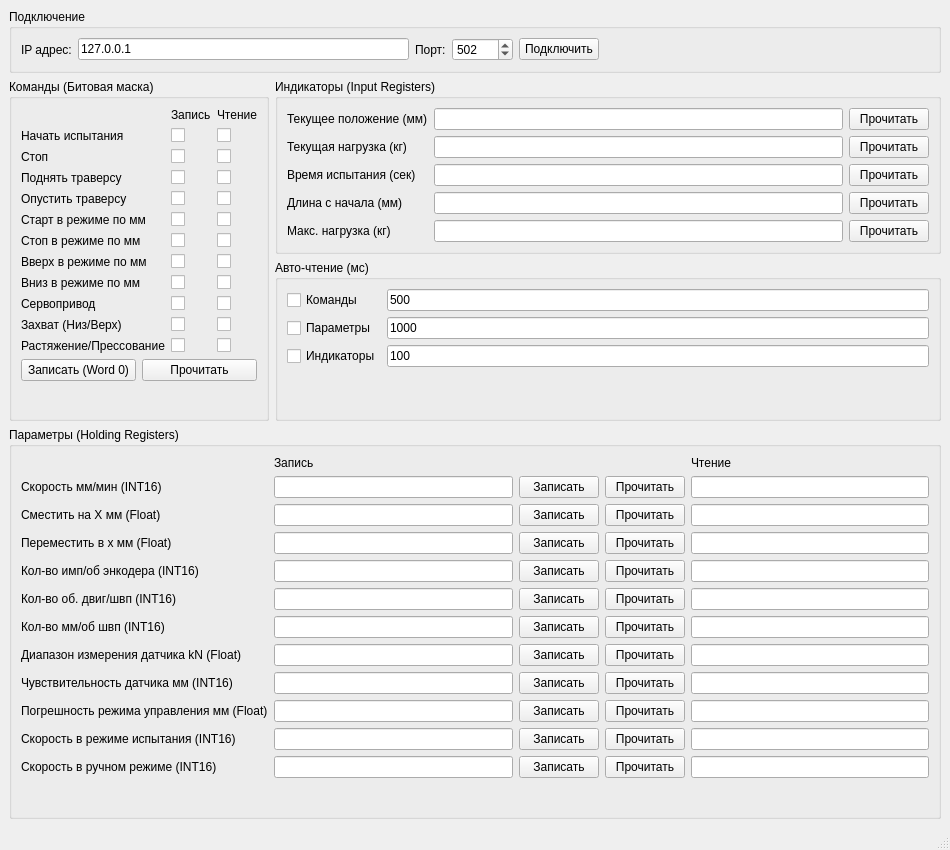
Qt form EvoCmdApp/MainWindow.ui (picosaur/evotest) before a commit.
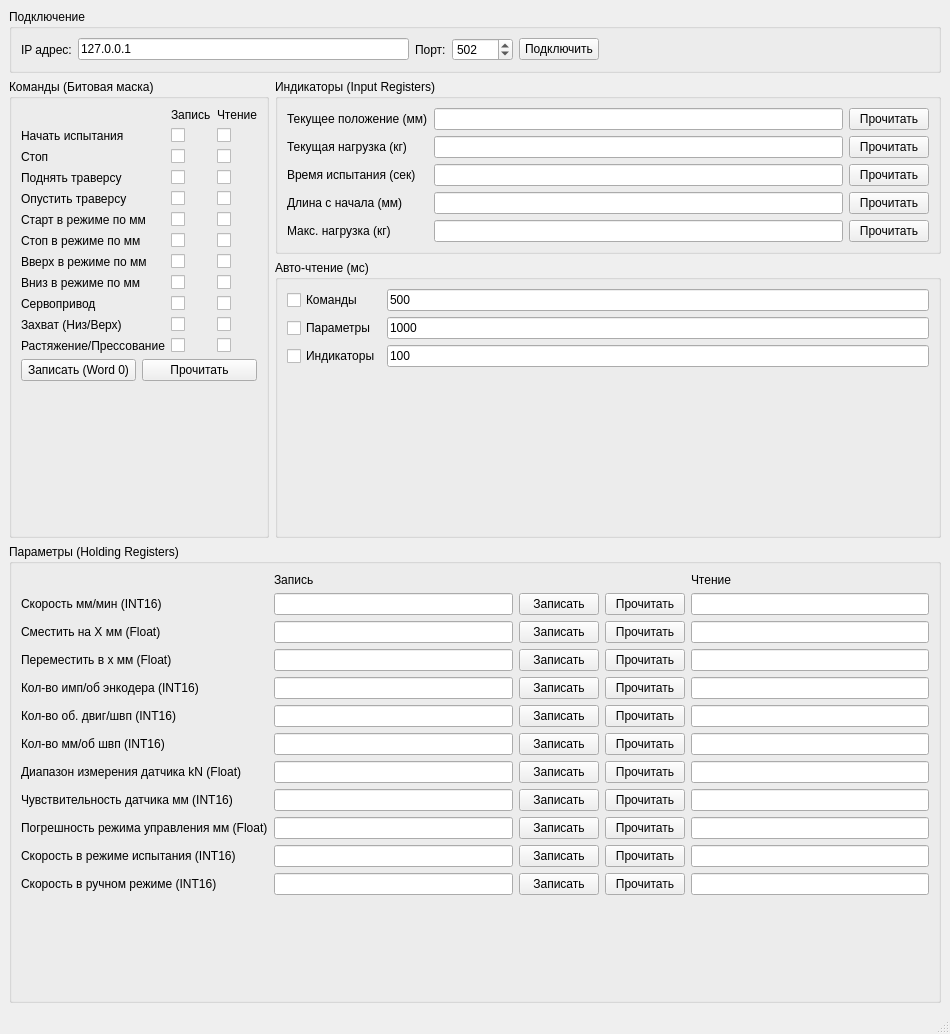
The same form after that commit.

Patch:
```diff
--- a/EvoCmdApp/MainWindow.ui
+++ b/EvoCmdApp/MainWindow.ui
@@ -7,7 +7,7 @@
     <x>0</x>
     <y>0</y>
     <width>950</width>
-    <height>850</height>
+    <height>1034</height>
    </rect>
   </property>
   <property name="windowTitle">
```
Left out of the diff: 55 changed lines with no effect on the pictures.
